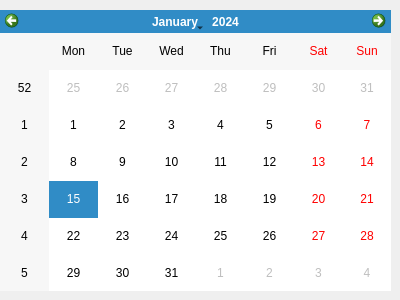
Old version of the form ventanaCalendarioPrestamo.ui in the repository estefaniapenide/DI-Biblioteca.
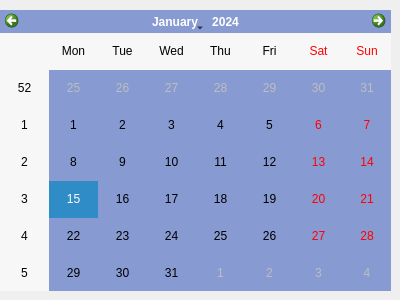
New version of the form. Icons and pictures are not drawn.

Diff of the .ui file:
```diff
--- a/ventanaCalendarioPrestamo.ui
+++ b/ventanaCalendarioPrestamo.ui
@@ -26,6 +26,9 @@
      <height>281</height>
     </rect>
    </property>
+   <property name="styleSheet">
+    <string notr="true">background-color:rgb(135, 154, 209)</string>
+   </property>
   </widget>
  </widget>
  <resources>
```
